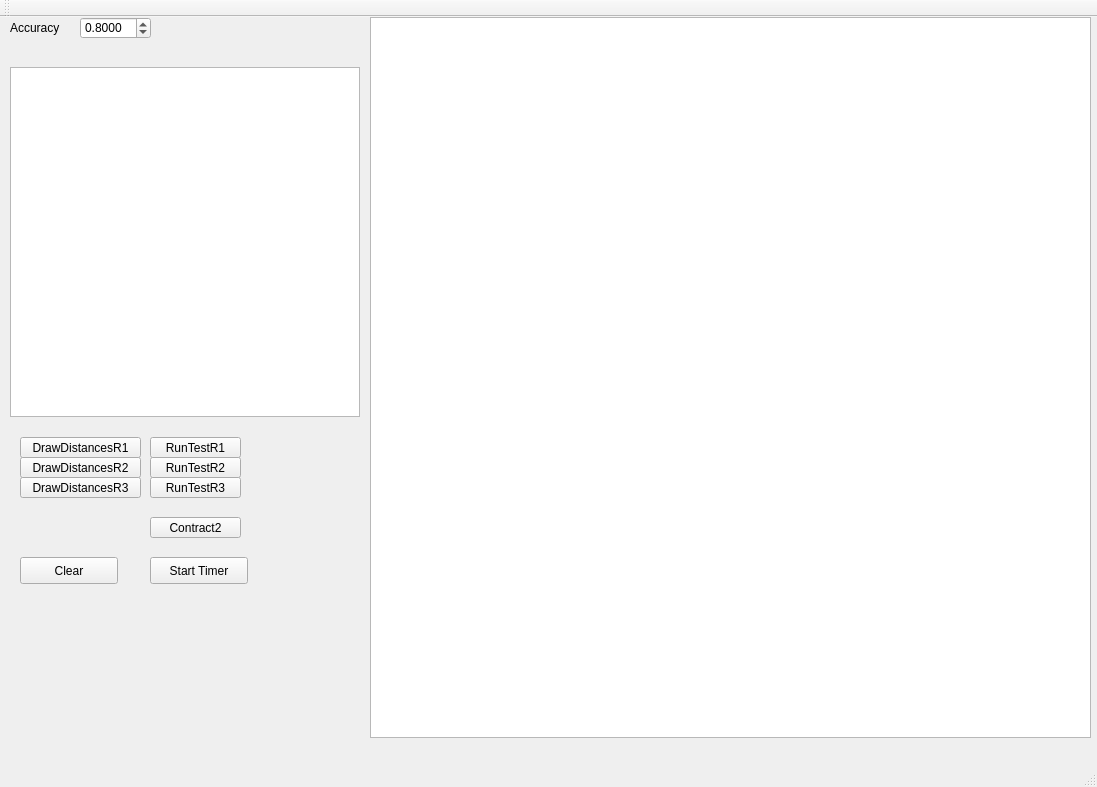
benEnsta/faultManchester, file mainwindow.ui: the form before one commit.
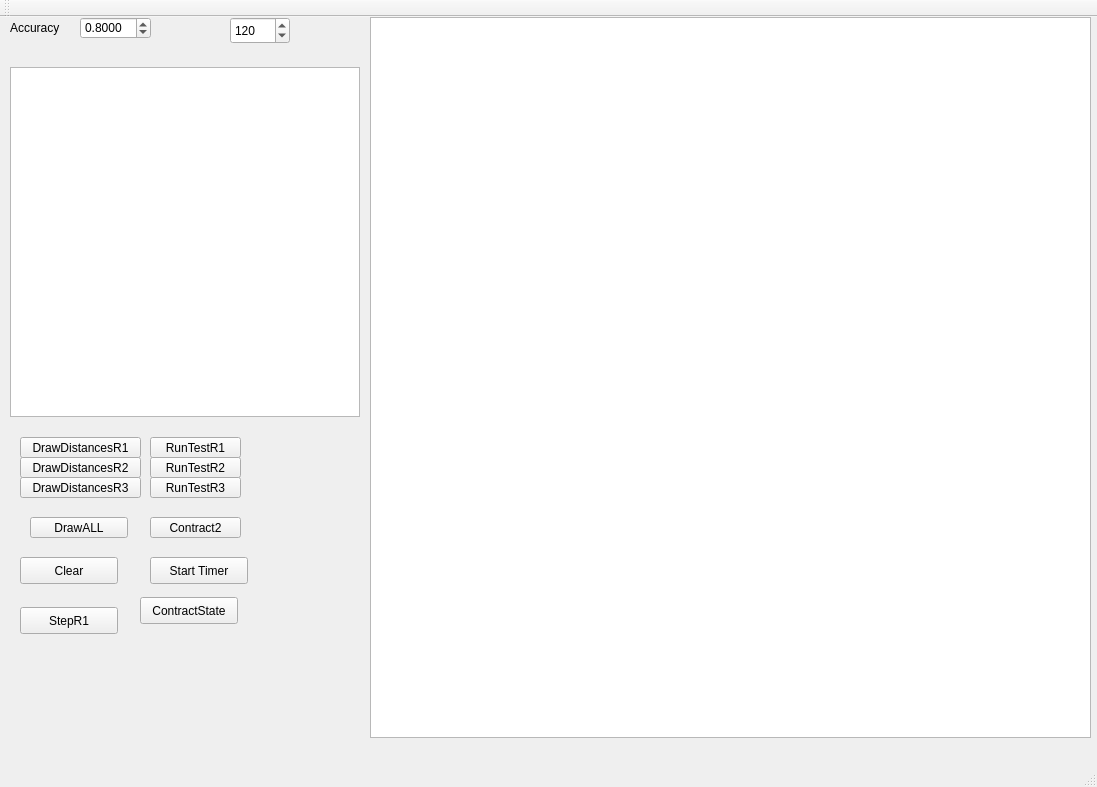
The form after the commit.

```diff
--- a/mainwindow.ui
+++ b/mainwindow.ui
@@ -207,6 +207,61 @@
      <string>Start Timer</string>
     </property>
    </widget>
+   <widget class="QPushButton" name="contractState">
+    <property name="geometry">
+     <rect>
+      <x>140</x>
+      <y>580</y>
+      <width>98</width>
+      <height>27</height>
+     </rect>
+    </property>
+    <property name="text">
+     <string>ContractState</string>
+    </property>
+   </widget>
+   <widget class="QSpinBox" name="nbStep">
+    <property name="geometry">
+     <rect>
+      <x>230</x>
+      <y>0</y>
+      <width>60</width>
+      <height>27</height>
+     </rect>
+    </property>
+    <property name="maximum">
+     <number>1000</number>
+    </property>
+    <property name="value">
+     <number>120</number>
+    </property>
+   </widget>
+   <widget class="QPushButton" name="drawALL">
+    <property name="geometry">
+     <rect>
+      <x>30</x>
+      <y>500</y>
+      <width>98</width>
+      <height>21</height>
+     </rect>
+    </property>
+    <property name="text">
+     <string>DrawALL</string>
+    </property>
+   </widget>
+   <widget class="QPushButton" name="stepR1">
+    <property name="geometry">
+     <rect>
+      <x>20</x>
+      <y>590</y>
+      <width>98</width>
+      <height>27</height>
+     </rect>
+    </property>
+    <property name="text">
+     <string>StepR1</string>
+    </property>
+   </widget>
   </widget>
   <widget class="QMenuBar" name="menuBar">
    <property name="geometry">
```
